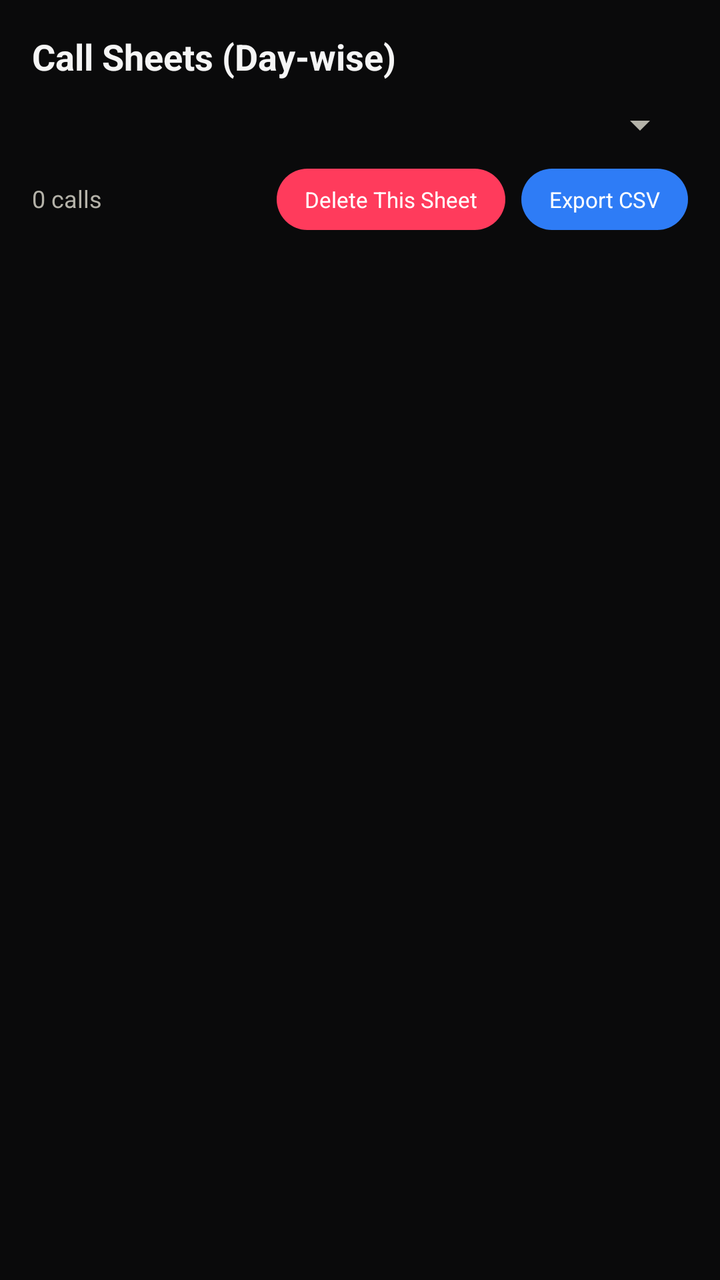
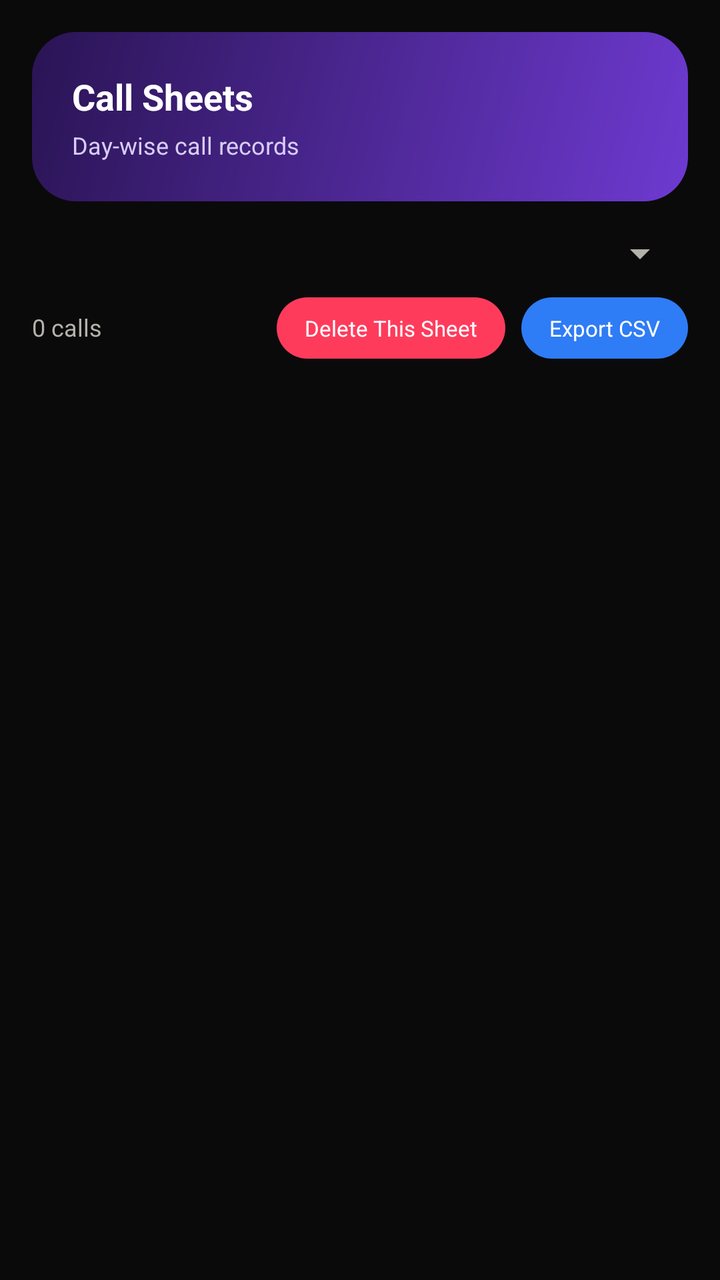

Compare the two renders of this Android layout. The source of the first and the diff that turns it into the second are given below.
<!-- AndroidManifest.xml: application theme Theme.AutoDialer -->
<!-- res/layout/activity_call_log.xml -->
<?xml version="1.0" encoding="utf-8"?>
<LinearLayout xmlns:android="http://schemas.android.com/apk/res/android"
    android:layout_width="match_parent"
    android:layout_height="match_parent"
    android:orientation="vertical"
    android:background="@color/bg_dark"
    android:padding="16dp">

    <TextView
        android:layout_width="wrap_content"
        android:layout_height="wrap_content"
        android:text="Call Sheets (Day-wise)"
        android:textStyle="bold"
        android:textColor="@color/text_primary_dark"
        android:textSize="18sp"/>

    <Spinner
        android:id="@+id/spinnerDay"
        android:layout_width="match_parent"
        android:layout_height="wrap_content"
        android:layout_marginTop="10dp"/>

    <LinearLayout
        android:layout_width="match_parent"
        android:layout_height="wrap_content"
        android:orientation="horizontal"
        android:layout_marginTop="10dp">

        <TextView
            android:id="@+id/tvDaySummary"
            android:layout_width="0dp"
            android:layout_weight="1"
            android:layout_height="wrap_content"
            android:gravity="center_vertical"
            android:textColor="@color/text_secondary_dark"
            android:textSize="12sp"
            android:text="0 calls"/>

        <TextView
            android:id="@+id/btnDeleteSheet"
            android:layout_width="wrap_content"
            android:layout_height="wrap_content"
            android:background="@drawable/bg_pill_no"
            android:paddingStart="14dp"
            android:paddingEnd="14dp"
            android:paddingTop="8dp"
            android:paddingBottom="8dp"
            android:textColor="@color/no_text"
            android:textSize="11sp"
            android:text="Delete This Sheet"/>

        <TextView
            android:id="@+id/btnExportCsv"
            android:layout_width="wrap_content"
            android:layout_height="wrap_content"
            android:layout_marginStart="8dp"
            android:background="@drawable/bg_pill_resume"
            android:paddingStart="14dp"
            android:paddingEnd="14dp"
            android:paddingTop="8dp"
            android:paddingBottom="8dp"
            android:textColor="@color/resume_text"
            android:textSize="11sp"
            android:text="Export CSV"/>
    </LinearLayout>

    <androidx.recyclerview.widget.RecyclerView
        android:id="@+id/rvCallLog"
        android:layout_width="match_parent"
        android:layout_height="0dp"
        android:layout_weight="1"
        android:layout_marginTop="12dp"/>

    <TextView
        android:id="@+id/tvEmptyState"
        android:layout_width="match_parent"
        android:layout_height="wrap_content"
        android:gravity="center"
        android:padding="24dp"
        android:textColor="@color/text_muted_dark"
        android:visibility="gone"
        android:text="Is din koi call log nahi hai"/>

</LinearLayout>
<!-- resources referenced by this layout -->
<resources>
  <color name="bg_dark">#0A0A0B</color>
  <color name="no_text">#FFFFFF</color>
  <color name="resume_text">#FFFFFF</color>
  <color name="text_muted_dark">#5F5E5A</color>
  <color name="text_primary_dark">#F5F5F5</color>
  <color name="text_secondary_dark">#B4B2A9</color>
  <!-- drawable bg_pill_no (drawable) -->
  <?xml version="1.0" encoding="utf-8"?>
  <shape xmlns:android="http://schemas.android.com/apk/res/android">
      <solid android:color="@color/no_bg"/>
      <corners android:radius="20dp"/>
  </shape>
  <!-- drawable bg_pill_resume (drawable) -->
  <?xml version="1.0" encoding="utf-8"?>
  <shape xmlns:android="http://schemas.android.com/apk/res/android">
      <solid android:color="@color/resume_bg"/>
      <corners android:radius="20dp"/>
  </shape>
  <style name="Theme.AutoDialer" parent="Theme.MaterialComponents.NoActionBar">
          <item name="colorPrimary">@color/resume_bg</item>
          <item name="colorPrimaryVariant">@color/resume_bg</item>
          <item name="android:windowBackground">@color/bg_dark</item>
          <item name="android:textColorPrimary">@color/text_primary_dark</item>
          <item name="android:textColorSecondary">@color/text_secondary_dark</item>
      </style>
  <color name="no_bg">#FF3B5C</color>
  <color name="resume_bg">#2E7CF6</color>
</resources>

<!-- the commit's change to res/layout/activity_call_log.xml (unified diff, before → after) -->
@@ -6,19 +6,35 @@
     android:background="@color/bg_dark"
     android:padding="16dp">
 
-    <TextView
-        android:layout_width="wrap_content"
+    <LinearLayout
+        android:layout_width="match_parent"
         android:layout_height="wrap_content"
-        android:text="Call Sheets (Day-wise)"
-        android:textStyle="bold"
-        android:textColor="@color/text_primary_dark"
-        android:textSize="18sp"/>
+        android:orientation="vertical"
+        android:background="@drawable/bg_hero_gradient"
+        android:padding="20dp">
+
+        <TextView
+            android:layout_width="wrap_content"
+            android:layout_height="wrap_content"
+            android:text="Call Sheets"
+            android:textStyle="bold"
+            android:textColor="#FFFFFF"
+            android:textSize="18sp"/>
+
+        <TextView
+            android:layout_width="wrap_content"
+            android:layout_height="wrap_content"
+            android:layout_marginTop="4dp"
+            android:text="Day-wise call records"
+            android:textColor="#D8CCF5"
+            android:textSize="12sp"/>
+    </LinearLayout>
 
     <Spinner
         android:id="@+id/spinnerDay"
         android:layout_width="match_parent"
         android:layout_height="wrap_content"
-        android:layout_marginTop="10dp"/>
+        android:layout_marginTop="14dp"/>
 
     <LinearLayout
         android:layout_width="match_parent"
@@ -79,6 +95,6 @@
         android:padding="24dp"
         android:textColor="@color/text_muted_dark"
         android:visibility="gone"
-        android:text="Is din koi call log nahi hai"/>
+        android:text="No call logs for this day"/>
 
 </LinearLayout>
<!-- resource entries referenced after the edit -->
@@ -6,6 +6,15 @@
   <color name="text_muted_dark">#5F5E5A</color>
   <color name="text_primary_dark">#F5F5F5</color>
   <color name="text_secondary_dark">#B4B2A9</color>
+  <!-- drawable bg_hero_gradient (drawable) -->
+  <?xml version="1.0" encoding="utf-8"?>
+  <shape xmlns:android="http://schemas.android.com/apk/res/android">
+      <gradient
+          android:startColor="@color/gradient_top"
+          android:endColor="@color/gradient_bottom"
+          android:angle="135"/>
+      <corners android:radius="22dp"/>
+  </shape>
   <!-- drawable bg_pill_no (drawable) -->
   <?xml version="1.0" encoding="utf-8"?>
   <shape xmlns:android="http://schemas.android.com/apk/res/android">
@@ -25,6 +34,8 @@
           <item name="android:textColorPrimary">@color/text_primary_dark</item>
           <item name="android:textColorSecondary">@color/text_secondary_dark</item>
       </style>
+  <color name="gradient_top">#6E3AD1</color>
+  <color name="gradient_bottom">#2A1454</color>
   <color name="no_bg">#FF3B5C</color>
   <color name="resume_bg">#2E7CF6</color>
 </resources>
